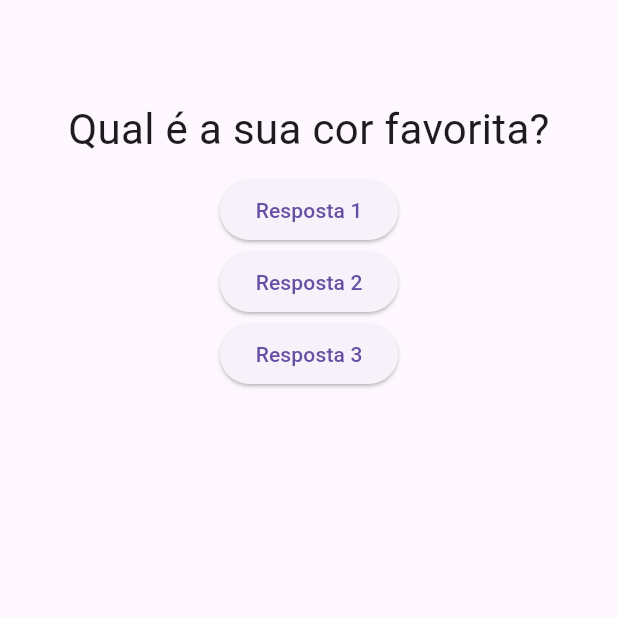
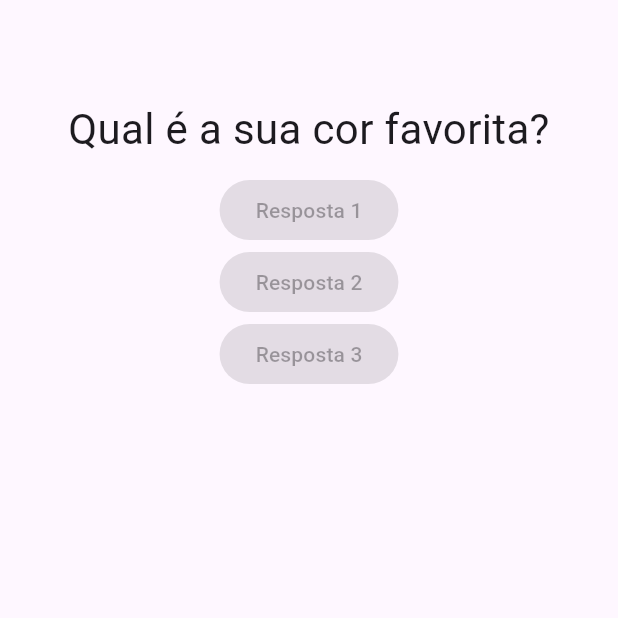
Before and after one commit to IsraelRAlencar/Projeto-Perguntas, a Flutter app: the screen it shows after launch, on a phone screen of 412 x 824 dp, the top half of it. Run offline on Flutter 3.47's test engine with Material 3 defaults, Android fonts, the phone set to English and light mode, and no system bars.

Commit message:
new - adicionado resposta.dart e refatorado widgets de resposta

```diff
--- a/lib/main.dart
+++ b/lib/main.dart
@@ -1,5 +1,6 @@
 import 'package:flutter/material.dart';
 import './questao.dart';
+import './resposta.dart';
 
 main() => runApp(PerguntaApp());
 
@@ -26,9 +27,9 @@ class _PerguntaAppState extends State<PerguntaApp> {
         body: Column(
           children: [
             Questao(perguntas[_perguntaSelecionada]),
-            ElevatedButton(onPressed: _responder, child: Text('Resposta 1')),
-            ElevatedButton(onPressed: _responder, child: Text('Resposta 2')),
-            ElevatedButton(onPressed: _responder, child: Text('Resposta 3')),
+            Resposta('Resposta 1'),
+            Resposta('Resposta 2'),
+            Resposta('Resposta 3'),
           ],
         ),
       ),
--- /dev/null
+++ b/lib/resposta.dart
@@ -0,0 +1,12 @@
+import 'package:flutter/material.dart';
+
+class Resposta extends StatelessWidget {
+  final String texto;
+
+  const Resposta(this.texto);
+
+  @override
+  Widget build(BuildContext context) {
+    return ElevatedButton(onPressed: null, child: Text(texto));
+  }
+}
```
